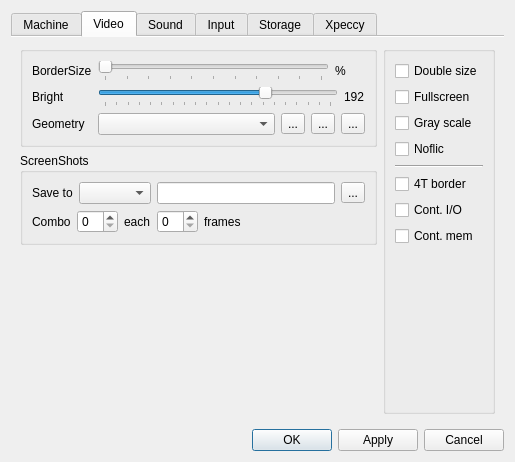
First picture: the form in ui/setupwin.ui, repository samstyle/Xpeccy, before the edit.
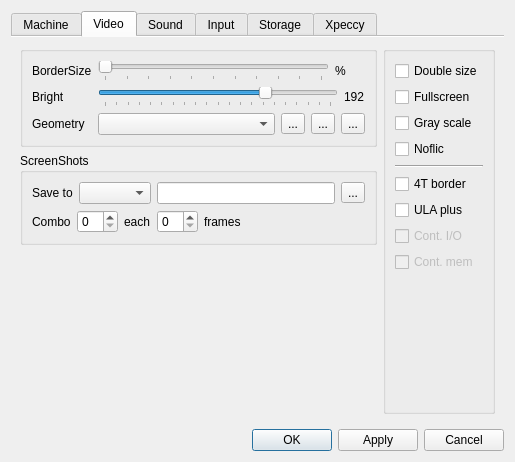
Second picture: the form after the edit. The open tabs and pages were chosen to show the change. Icons and pictures are not drawn.

```diff
--- a/ui/setupwin.ui
+++ b/ui/setupwin.ui
@@ -648,8 +648,18 @@
               </property>
              </widget>
             </item>
+            <item>
+             <widget class="QCheckBox" name="ulaPlus">
+              <property name="text">
+               <string>ULA plus</string>
+              </property>
+             </widget>
+            </item>
             <item>
              <widget class="QCheckBox" name="contIO">
+              <property name="enabled">
+               <bool>false</bool>
+              </property>
               <property name="text">
                <string>Cont. I/O</string>
               </property>
@@ -657,6 +667,9 @@
             </item>
             <item>
              <widget class="QCheckBox" name="contMem">
+              <property name="enabled">
+               <bool>false</bool>
+              </property>
               <property name="text">
                <string>Cont. mem</string>
               </property>
```
